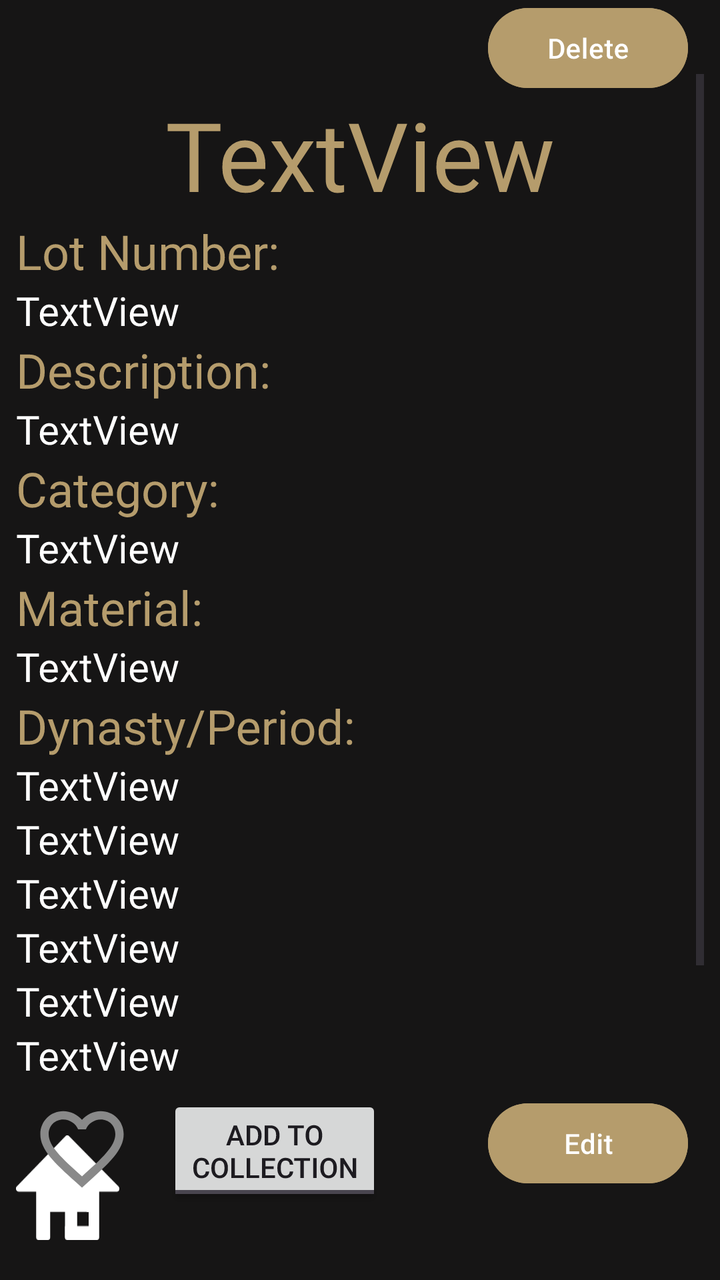
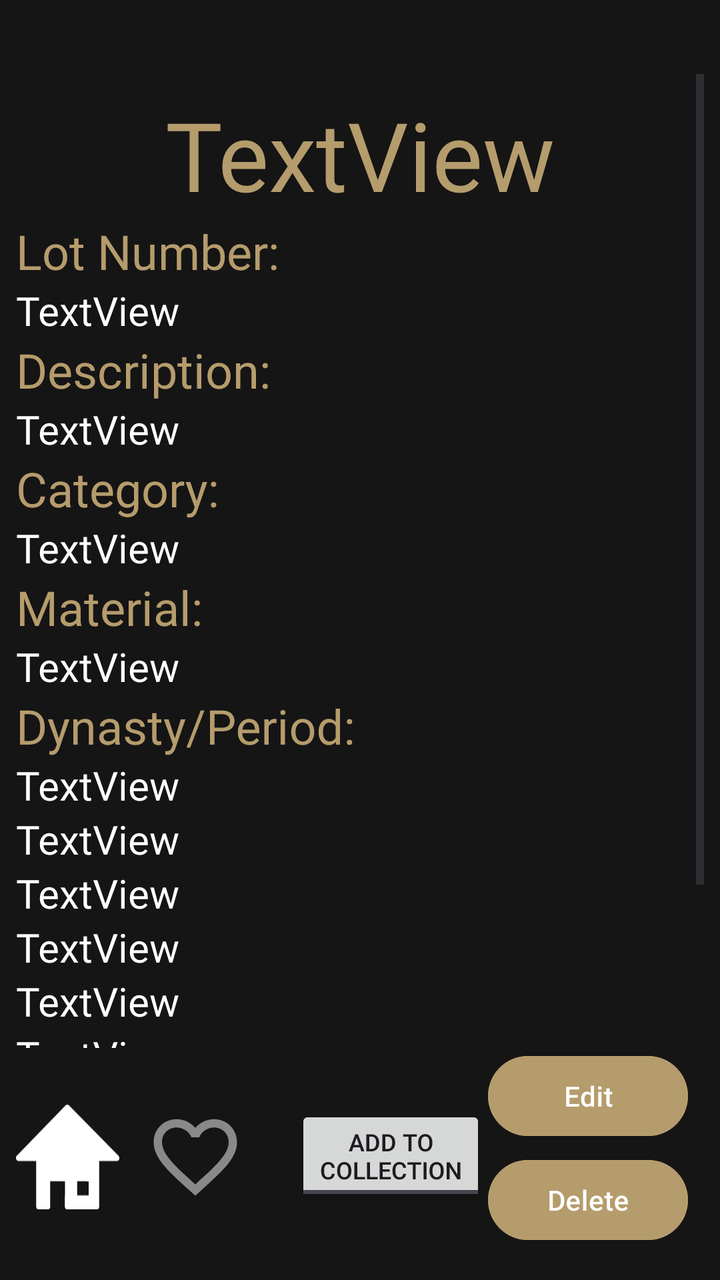

Compare the two renders of this Android layout. The source of the first and the diff that turns it into the second are given below.
<!-- AndroidManifest.xml: application theme Theme.B07DemoSummer2024 -->
<!-- res/layout/fragment_expanded_artifact_view.xml -->
<?xml version="1.0" encoding="utf-8"?>
<androidx.constraintlayout.widget.ConstraintLayout xmlns:android="http://schemas.android.com/apk/res/android"
    xmlns:app="http://schemas.android.com/apk/res-auto"
    xmlns:tools="http://schemas.android.com/tools"
    android:layout_width="match_parent"
    android:layout_height="match_parent"
    android:background="@color/softblack"
    android:rotationX="360"
    android:scaleX="1">

    <Button
        android:id="@+id/artifactDelete"
        android:layout_width="100dp"
        android:layout_height="48dp"
        android:layout_marginEnd="16dp"
        android:layout_marginBottom="16dp"
        android:backgroundTint="@color/lightgold"
        android:text="Delete"
        android:textColorLink="#9B0808"
        android:visibility="visible"
        app:layout_constraintBottom_toBottomOf="parent"
        app:layout_constraintEnd_toEndOf="parent"
        app:layout_constraintTop_toBottomOf="@+id/button2" />

    <Button
        android:id="@+id/button2"
        android:layout_width="100dp"
        android:layout_height="48dp"
        android:layout_marginEnd="16dp"
        android:layout_marginBottom="16dp"
        android:backgroundTint="@color/lightgold"
        android:text="Edit"
        android:textColorLink="#A4680F"
        app:layout_constraintBottom_toTopOf="@+id/artifactDelete"
        app:layout_constraintEnd_toEndOf="parent" />

    <ScrollView
        android:id="@+id/scrollView3"
        android:layout_width="0dp"
        android:layout_height="0dp"
        android:layout_marginStart="8dp"
        android:layout_marginTop="37dp"
        android:layout_marginEnd="8dp"
        android:visibility="visible"
        app:layout_constraintBottom_toTopOf="@+id/button2"
        app:layout_constraintEnd_toEndOf="parent"
        app:layout_constraintHorizontal_bias="0.53"
        app:layout_constraintStart_toStartOf="parent"
        app:layout_constraintTop_toTopOf="parent">

        <LinearLayout
            android:id="@+id/linearLayout2"
            android:layout_width="match_parent"
            android:layout_height="wrap_content"
            android:orientation="vertical">

            <ImageView
                android:id="@+id/imageView5"
                android:layout_width="match_parent"
                android:layout_height="wrap_content"
                android:layout_marginTop="8dp"
                android:adjustViewBounds="false" />

            <TextView
                android:id="@+id/name"
                android:layout_width="match_parent"
                android:layout_height="wrap_content"
                android:text="TextView"
                android:textAlignment="center"
                android:textColor="@color/lightgold"
                android:textSize="48sp" />

            <TextView
                android:id="@+id/textView2"
                android:layout_width="match_parent"
                android:layout_height="wrap_content"
                android:text="Lot Number:"
                android:textColor="@color/lightgold"
                android:textSize="24sp" />

            <TextView
                android:id="@+id/Lotnum"
                android:layout_width="match_parent"
                android:layout_height="wrap_content"
                android:text="TextView"
                android:textColor="@color/white"
                android:textSize="20sp" />

            <TextView
                android:id="@+id/textView5"
                android:layout_width="match_parent"
                android:layout_height="wrap_content"
                android:text="Description:"
                android:textColor="@color/lightgold"
                android:textSize="24sp" />

            <TextView
                android:id="@+id/description"
                android:layout_width="match_parent"
                android:layout_height="wrap_content"
                android:text="TextView"
                android:textColor="@color/white"
                android:textSize="20sp" />

            <TextView
                android:id="@+id/textView6"
                android:layout_width="match_parent"
                android:layout_height="wrap_content"
                android:text="Category:"
                android:textColor="@color/lightgold"
                android:textSize="24sp" />

            <TextView
                android:id="@+id/category"
                android:layout_width="match_parent"
                android:layout_height="wrap_content"
                android:text="TextView"
                android:textColor="@color/white"
                android:textSize="20sp" />

            <TextView
                android:id="@+id/textView7"
                android:layout_width="match_parent"
                android:layout_height="wrap_content"
                android:text="Material:"
                android:textColor="@color/lightgold"
                android:textSize="24sp" />

            <TextView
                android:id="@+id/material"
                android:layout_width="match_parent"
                android:layout_height="wrap_content"
                android:text="TextView"
                android:textColor="@color/white"
                android:textSize="20sp" />

            <TextView
                android:id="@+id/textView8"
                android:layout_width="match_parent"
                android:layout_height="wrap_content"
                android:text="Dynasty/Period:"
                android:textColor="@color/lightgold"
                android:textSize="24sp" />

            <TextView
                android:id="@+id/dynastyPeriod"
                android:layout_width="match_parent"
                android:layout_height="wrap_content"
                android:text="TextView"
                android:textColor="@color/white"
                android:textSize="20sp" />

            <TextView
                android:id="@+id/textView9"
                android:layout_width="match_parent"
                android:layout_height="wrap_content"
                android:text="Cultural Origin:"
                android:textColor="@color/lightgold"
                android:textSize="24sp"
                android:visibility="gone" />

            <TextView
                android:id="@+id/culturalOrigin"
                android:layout_width="match_parent"
                android:layout_height="wrap_content"
                android:text="TextView"
                android:textColor="@color/white"
                android:textSize="20sp" />

            <TextView
                android:id="@+id/textView10"
                android:layout_width="match_parent"
                android:layout_height="wrap_content"
                android:text="Dimensions:"
                android:textColor="@color/lightgold"
                android:textSize="24sp"
                android:visibility="gone" />

            <TextView
                android:id="@+id/dimensions"
                android:layout_width="match_parent"
                android:layout_height="wrap_content"
                android:text="TextView"
                android:textColor="@color/white"
                android:textSize="20sp" />

            <TextView
                android:id="@+id/textView11"
                android:layout_width="match_parent"
                android:layout_height="wrap_content"
                android:text="Condition:"
                android:textColor="@color/lightgold"
                android:textSize="24sp"
                android:visibility="gone" />

            <TextView
                android:id="@+id/conditionReport"
                android:layout_width="match_parent"
                android:layout_height="wrap_content"
                android:text="TextView"
                android:textColor="@color/white"
                android:textSize="20sp" />

            <TextView
                android:id="@+id/textView12"
                android:layout_width="match_parent"
                android:layout_height="wrap_content"
                android:text="Current Location:"
                android:textColor="@color/lightgold"
                android:textSize="24sp"
                android:visibility="gone" />

            <TextView
                android:id="@+id/currentLocation"
                android:layout_width="match_parent"
                android:layout_height="wrap_content"
                android:text="TextView"
                android:textColor="@color/white"
                android:textSize="20sp" />

            <TextView
                android:id="@+id/textView13"
                android:layout_width="match_parent"
                android:layout_height="wrap_content"
                android:text="Aquisistion Method:"
                android:textColor="@color/lightgold"
                android:textSize="24sp"
                android:visibility="gone" />

            <TextView
                android:id="@+id/acquisitionMethod"
                android:layout_width="match_parent"
                android:layout_height="wrap_content"
                android:text="TextView"
                android:textColor="@color/white"
                android:textSize="20sp" />

            <TextView
                android:id="@+id/textView14"
                android:layout_width="match_parent"
                android:layout_height="wrap_content"
                android:text="Provenance: "
                android:textColor="@color/lightgold"
                android:textSize="24sp"
                android:visibility="gone" />

            <TextView
                android:id="@+id/provenance"
                android:layout_width="match_parent"
                android:layout_height="wrap_content"
                android:text="TextView"
                android:textColor="@color/white"
                android:textSize="20sp" />

            <TextView
                android:id="@+id/textView15"
                android:layout_width="match_parent"
                android:layout_height="wrap_content"
                android:text="Accession Number:"
                android:textSize="24sp"
                android:textColor="@color/lightgold"
                android:visibility="gone" />

            <TextView
                android:id="@+id/accessionNumber"
                android:layout_width="match_parent"
                android:layout_height="wrap_content"
                android:text="TextView"
                android:textColor="@color/white"
                android:textSize="20sp" />

            <TextView
                android:id="@+id/textView16"
                android:layout_width="match_parent"
                android:layout_height="wrap_content"
                android:text="Notes: "
                android:textColor="@color/lightgold"
                android:textSize="24sp"
                android:visibility="gone" />

            <TextView
                android:id="@+id/notes"
                android:layout_width="match_parent"
                android:layout_height="wrap_content"
                android:text="TextView"
                android:textColor="@color/white"
                android:textSize="20sp" />

            <androidx.recyclerview.widget.RecyclerView
                android:id="@+id/relatedArtifactsList"
                android:layout_width="match_parent"
                android:layout_height="wrap_content"
                android:layoutDirection="ltr"
                android:scrollIndicators="bottom"
                android:scrollbars="horizontal" />
            <Button
                android:id="@+id/addComment"
                android:layout_width="match_parent"
                android:layout_height="wrap_content"
                android:backgroundTint="@color/lightgold"
                android:text="@string/add_comment"
                android:visibility="gone" />

            <EditText
                android:id="@+id/commentField"
                android:layout_width="match_parent"
                android:layout_height="wrap_content"
                android:ems="10"
                android:hint="@string/comment_hint"
                android:inputType="textMultiLine"
                android:textColor="@color/white"
                android:textColorHint="@color/editor_hint"
                android:visibility="gone" />


        </LinearLayout>
    </ScrollView>

    <ToggleButton
        android:id="@+id/saveArtifactToggle"
        android:layout_width="wrap_content"
        android:layout_height="wrap_content"
        android:layout_marginStart="24dp"
        android:layout_marginBottom="37dp"
        android:allowUndo="false"
        android:checked="false"
        android:clickable="true"
        android:focusable="true"
        android:lines="2"
        android:textOff="Add to\nCollection"
        android:textOn="Remove from\nCollection"
        app:layout_constraintBottom_toBottomOf="parent"
        app:layout_constraintEnd_toStartOf="@+id/button2"
        app:layout_constraintHorizontal_bias="0.0"
        app:layout_constraintStart_toEndOf="@+id/expandedViewHomeButton"
        app:layout_constraintTop_toBottomOf="@+id/scrollView3" />

    <ImageButton
        android:id="@+id/expandedViewHomeButton"
        android:layout_width="wrap_content"
        android:layout_height="wrap_content"
        android:layout_marginStart="8dp"
        android:background="#00FFFFFF"
        android:clickable="true"
        android:contentDescription="@string/home_icon_speakable_text"
        android:focusable="true"
        android:scaleY="1.2"
        app:layout_constraintBottom_toBottomOf="parent"
        app:layout_constraintStart_toStartOf="parent"
        app:layout_constraintTop_toBottomOf="@+id/scrollView3"
        app:srcCompat="@drawable/home_icon" />

    <CheckBox
        android:id="@+id/likeButton"
        android:layout_width="wrap_content"
        android:layout_height="67dp"
        android:layout_marginStart="16dp"
        android:layout_marginBottom="32dp"

        android:button="@null"
        android:drawableStart="@drawable/heart_selector"
        android:drawablePadding="5dp"

        android:includeFontPadding="false"
        android:textColor="@color/lightgold"
        android:textSize="28sp"
        app:layout_constraintBottom_toBottomOf="parent"
        app:layout_constraintStart_toStartOf="parent"
        app:useMaterialThemeColors="false" />

</androidx.constraintlayout.widget.ConstraintLayout>
<!-- resources referenced by this layout -->
<resources>
  <color name="editor_hint">#FF898989</color>
  <color name="lightgold">#B59C6C</color>
  <color name="softblack">#161515</color>
  <color name="white">#FFFFFFFF</color>
  <!-- drawable heart_selector (drawable) -->
  <?xml version="1.0" encoding="utf-8"?>
  <selector xmlns:android="http://schemas.android.com/apk/res/android">
  
      <item
          android:state_checked="true"
          android:drawable="@drawable/heart_filled"/>
  
      <item
          android:state_checked="false"
          android:drawable="@drawable/heart_border"/>
  
  </selector>
  <!-- drawable home_icon (drawable) -->
  <vector xmlns:android="http://schemas.android.com/apk/res/android"
      android:width="51.608dp"
      android:height="43.777dp"
      android:viewportWidth="51.608"
      android:viewportHeight="43.777">
    <path
        android:pathData="M25.615,1.25 L1.25,22.29l10.066,0.005v20.232h4.522V30.722h9.891l11.775,0.083v8.362h-8.179v-8.362l-3.596,-0.083 -0.077,11.805h14.641v-20.232l10.066,0.005z"
        android:strokeLineJoin="round"
        android:strokeWidth="2.5"
        android:fillColor="#ffffff"
        android:strokeColor="#ffffff"
        android:strokeLineCap="round"/>
  </vector>
  <string name="add_comment">Add Comment</string>
  <string name="comment_hint">Write a comment…</string>
  <string name="home_icon_speakable_text">Return Home</string>
  <style name="Theme.B07DemoSummer2024" parent="Base.Theme.B07DemoSummer2024" />
  <!-- drawable heart_filled (drawable) -->
  <vector
      xmlns:android="http://schemas.android.com/apk/res/android"
      android:height="50dp"
      android:viewportHeight="24"
      android:viewportWidth="24"
      android:width="50dp">
        
      <path
          android:fillColor="@color/liked"
          android:pathData="M12,21.35l-1.45,-1.32C5.4,15.36 2,12.28 2,8.5 2,5.42 4.42,3 7.5,3c1.74,0 3.41,0.81 4.5,2.09C13.09,3.81 14.76,3 16.5,3 19.58,3 22,5.42 22,8.5c0,3.78 -3.4,6.86 -8.55,11.54L12,21.35z"/>
      
  </vector>
  <!-- drawable heart_border (drawable) -->
  <vector
      xmlns:android="http://schemas.android.com/apk/res/android"
      android:height="50dp"
      android:viewportHeight="24"
      android:viewportWidth="24"
      android:width="50dp">
        
      <path
          android:fillColor="@color/editor_hint"
          android:pathData="M16.5,3c-1.74,0 -3.41,0.81 -4.5,2.09C10.91,3.81 9.24,3 7.5,3 4.42,3 2,5.42 2,8.5c0,3.78 3.4,6.86 8.55,11.54L12,21.35l1.45,-1.32C18.6,15.36 22,12.28 22,8.5 22,5.42 19.58,3 16.5,3zM12.1,18.55l-0.1,0.1 -0.1,-0.1C7.14,14.24 4,11.39 4,8.5 4,6.5 5.5,5 7.5,5c1.54,0 3.04,0.99 3.57,2.36h1.87C13.46,5.99 14.96,5 16.5,5c2,0 3.5,1.5 3.5,3.5 0,2.89 -3.14,5.74 -7.9,10.05z"/>
      
  </vector>
  <style name="Base.Theme.B07DemoSummer2024" parent="Theme.Material3.DayNight.NoActionBar">
          
          
          <item name="android:statusBarColor">@color/softblack</item>
          <item name="android:navigationBarColor">@color/softblack</item>
      </style>
  <color name="liked">#E06FD8</color>
</resources>

<!-- the commit's change to res/layout/fragment_expanded_artifact_view.xml (unified diff, before → after) -->
@@ -19,15 +19,14 @@
         android:textColorLink="#9B0808"
         android:visibility="visible"
         app:layout_constraintBottom_toBottomOf="parent"
-        app:layout_constraintEnd_toEndOf="parent"
-        app:layout_constraintTop_toBottomOf="@+id/button2" />
+        app:layout_constraintEnd_toEndOf="parent" />
 
     <Button
         android:id="@+id/button2"
         android:layout_width="100dp"
         android:layout_height="48dp"
         android:layout_marginEnd="16dp"
-        android:layout_marginBottom="16dp"
+        android:layout_marginBottom="4dp"
         android:backgroundTint="@color/lightgold"
         android:text="Edit"
         android:textColorLink="#A4680F"
@@ -320,7 +319,7 @@
         android:id="@+id/saveArtifactToggle"
         android:layout_width="wrap_content"
         android:layout_height="wrap_content"
-        android:layout_marginStart="24dp"
+        android:layout_marginStart="20dp"
         android:layout_marginBottom="37dp"
         android:allowUndo="false"
         android:checked="false"
@@ -329,11 +328,9 @@
         android:lines="2"
         android:textOff="Add to\nCollection"
         android:textOn="Remove from\nCollection"
+        android:textSize="12sp"
         app:layout_constraintBottom_toBottomOf="parent"
-        app:layout_constraintEnd_toStartOf="@+id/button2"
-        app:layout_constraintHorizontal_bias="0.0"
-        app:layout_constraintStart_toEndOf="@+id/expandedViewHomeButton"
-        app:layout_constraintTop_toBottomOf="@+id/scrollView3" />
+        app:layout_constraintStart_toEndOf="@+id/likeButton" />
 
     <ImageButton
         android:id="@+id/expandedViewHomeButton"
@@ -348,24 +345,25 @@
         app:layout_constraintBottom_toBottomOf="parent"
         app:layout_constraintStart_toStartOf="parent"
         app:layout_constraintTop_toBottomOf="@+id/scrollView3"
+        app:layout_constraintVertical_bias="0.45"
         app:srcCompat="@drawable/home_icon" />
 
     <CheckBox
         android:id="@+id/likeButton"
         android:layout_width="wrap_content"
         android:layout_height="67dp"
-        android:layout_marginStart="16dp"
-        android:layout_marginBottom="32dp"
-
+
+        android:layout_marginStart="13dp"
+        android:layout_marginBottom="28dp"
         android:button="@null"
+
         android:drawableStart="@drawable/heart_selector"
         android:drawablePadding="5dp"
-
         android:includeFontPadding="false"
         android:textColor="@color/lightgold"
         android:textSize="28sp"
         app:layout_constraintBottom_toBottomOf="parent"
-        app:layout_constraintStart_toStartOf="parent"
+        app:layout_constraintStart_toEndOf="@+id/expandedViewHomeButton"
         app:useMaterialThemeColors="false" />
 
 </androidx.constraintlayout.widget.ConstraintLayout>
